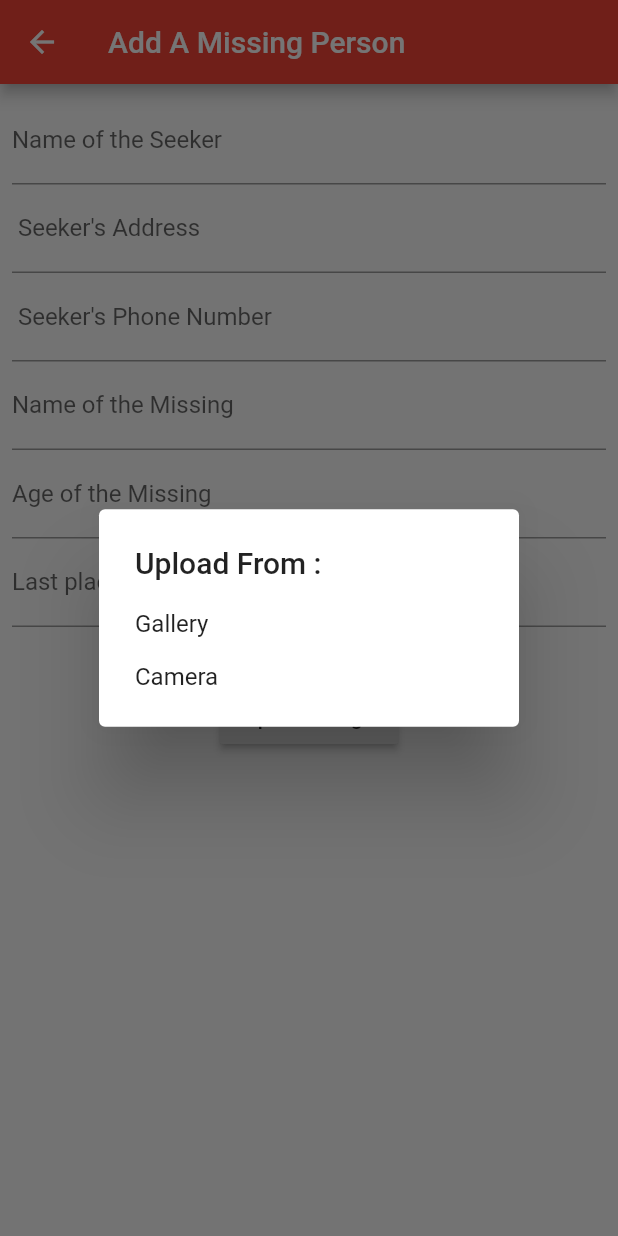
After one commit to janaelkari/Missing-People-App, a Flutter app: the Add_missing screen opened by its route, after a tap on "Upload Image", on a phone screen of 412 x 824 dp. The commit adds this screen. Run offline on Flutter 3.47's test engine with Material 2 defaults, Android fonts, the phone set to English and light mode, and no system bars; our stand-ins replace image_picker; network calls fail.

Commit message:
I added the Add missing Screen

```diff
--- /dev/null
+++ b/lib/Add_Missing.dart
@@ -0,0 +1,116 @@
+import 'package:flutter/material.dart';
+import 'package:image_picker/image_picker.dart';
+import 'dart:io';
+
+class Add_missing extends StatefulWidget {
+  @override
+  _Add_missingState createState() => _Add_missingState();
+}
+
+class _Add_missingState extends State<Add_missing> {
+
+  File imageFile;
+
+  _openGallery(BuildContext context) async {
+    var picture = await ImagePicker.pickImage(source: ImageSource.gallery);
+    this.setState(() {
+      imageFile = picture;
+    });
+    Navigator.of(context).pop();
+  }
+  _openCamera(BuildContext context) async{
+    var picture = await ImagePicker.pickImage(source: ImageSource.camera);
+    this.setState(() {
+      imageFile = picture;
+    });
+    Navigator.of(context).pop();
+  }
+////////////////////////////////////////////////////////////////////////////////
+  Future <void> _showChoiceDialog(BuildContext context){
+    return showDialog(context: context,builder: (BuildContext context) {
+      return AlertDialog(
+        title: Text("Upload From :"),
+        content: SingleChildScrollView(
+          child: ListBody(
+            children: <Widget>[
+              GestureDetector(
+                  child: Text("Gallery"),
+                  onTap: () {
+                    _openGallery(context);
+                  }
+              ),
+              Padding(padding: EdgeInsets.all(8.0)),
+              GestureDetector(
+                  child: Text("Camera"),
+                  onTap: () {
+                    _openCamera(context);
+                  }
+              ),
+            ],
+          ),
+        ),
+      );
+    });
+  }
+////////////////////////////////////////////////////////////////////////////////
+
+  Widget _imageView(){
+    if (imageFile == null) {
+      return Text("No Image Selected!");
+    }
+    else{
+      return  Image.file(imageFile, height:400, width:400);
+    }
+  }
+
+////////////////////////////////////////////////////////////////////////////////
+  @override
+  Widget build(BuildContext context) {
+    return Scaffold(
+      appBar: new AppBar(
+        title: Text("Add A Missing Person"),
+        backgroundColor: Colors.red,
+      ),
+      body: Padding(
+        padding: const EdgeInsets.all(8.0),
+        child: SingleChildScrollView(
+          child: Column(
+              mainAxisAlignment: MainAxisAlignment.start,
+              children: <Widget>[
+                new TextField(
+                  decoration: new InputDecoration(labelText: "Name of the Seeker"),
+                ),
+                new TextField(
+                  decoration: new InputDecoration(labelText: " Seeker's Address"),
+                ),
+                new TextField(
+                  decoration: new InputDecoration(
+                    labelText: " Seeker's Phone Number",
+                  ),
+                  keyboardType: TextInputType.number,
+                ),
+                new TextField(
+                  decoration: new InputDecoration(labelText: "Name of the Missing"),
+                ),
+                new TextField(
+                  decoration: new InputDecoration(labelText: "Age of the Missing"),
+                ),
+                new TextField(
+                  decoration: new InputDecoration(labelText: "Last place seen"),
+                ),
+
+                SizedBox(
+                    height: 20.0
+                ),
+                _imageView(),
+                RaisedButton(onPressed :(){
+                  _showChoiceDialog(context);
+                }, child: Text("Upload Image"),)
+
+              ]
+          ),
+        ),
+      ),
+    );
+  }
+}
--- a/lib/main.dart
+++ b/lib/main.dart
@@ -4,6 +4,7 @@ import 'package:flutter/cupertino.dart';
 import 'package:flutter/material.dart';
 import 'package:flutter/rendering.dart';
 import 'package:flutter/widgets.dart';
+import 'package:flutter_appretry/Add_Missing.dart';
 import 'package:flutter_appretry/about_screen.dart';
 import 'package:flutter_appretry/NotifyScreen.dart';
 import 'package:flutter_appretry/MissingList.dart';
@@ -22,6 +23,7 @@ class MyApp extends StatelessWidget {
         '/about': (context) => AboutScreen(),
         "/missing_list":(context)=>MissingList(),
         "/contact":(context)=>ContactScreen(),
+        "/Add_A_Missing":(context)=> Add_missing(),
       },
       theme: ThemeData(
         // This is the theme of your application.
@@ -125,6 +127,13 @@ class _MyHomePageState extends State<MyHomePage> {
                 Navigator.of(context).pushNamed("/contact");
               },
             ),
+            ListTile(
+              leading: Icon(Icons.add),
+              title: Text("Add A Missing"),
+              onTap: () {
+                Navigator.of(context).pushNamed("/Add_A_Missing");
+              },
+            ),
           ],
         ),
       ),
--- a/pubspec.yaml
+++ b/pubspec.yaml
@@ -19,7 +19,7 @@ environment:
 dependencies:
   flutter:
     sdk: flutter
-
+  image_picker: ^0.6.7+22
   # The following adds the Cupertino Icons font to your application.
   # Use with the CupertinoIcons class for iOS style icons.
   cupertino_icons: ^0.1.2
```
Also changed, not shown: pubspec.lock.
